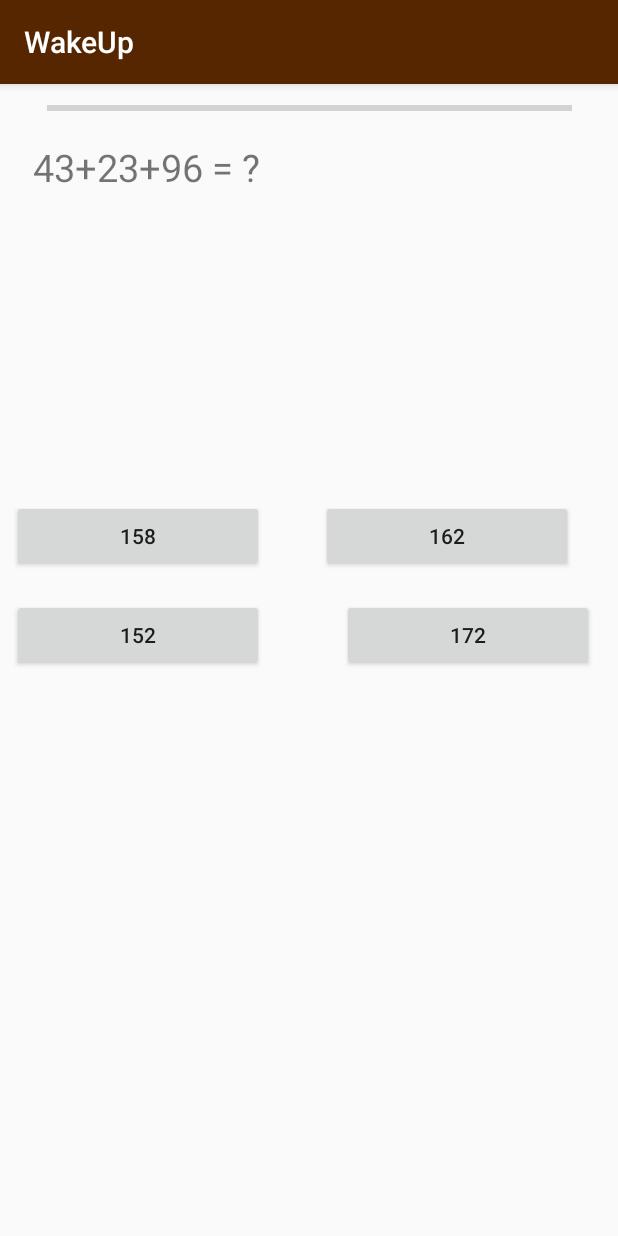
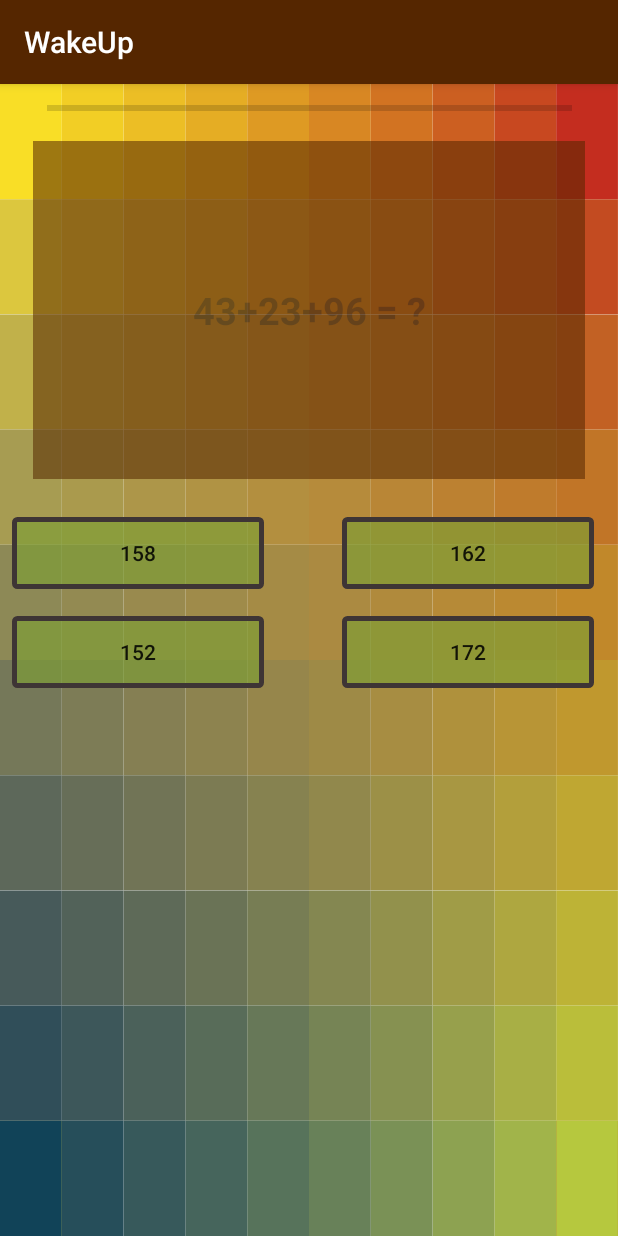
Before and after one commit to dlobato85/WakeUp, an Android app: the QuestionActivity screen opened directly, with no data from a screen before it, on a phone screen of 412 x 824 dp. Run offline under Robolectric (Android 15) with nearby library versions, the phone set to English and light mode, and no system bars.

Commit message:
Working Alarm: Design Question Activity

```diff
--- a/app/src/main/java/com/dustin_domas_assignment/wakeup/RingtonePlayingService.java
+++ b/app/src/main/java/com/dustin_domas_assignment/wakeup/RingtonePlayingService.java
@@ -80,7 +80,7 @@ public class RingtonePlayingService extends Service {
                 .setContentTitle("ALARM IS GOING OFF")
                 .setContentText("Click me")
                 .setContentIntent(pending_main)
-                .setSmallIcon(R.mipmap.ic_launcher)
+                .setSmallIcon(R.drawable.addalarm)
                 .setAutoCancel(true)
                 .build();
 
--- a/app/src/main/res/drawable/border.xml
+++ b/app/src/main/res/drawable/border.xml
@@ -4,7 +4,7 @@
     <corners android:radius="2dp" />
     <stroke
         android:width="3dp"
-        android:color="#000000"
+        android:color="#3E3535"
 
         />
     <solid android:color="@color/colorBorderBackground" />
--- a/app/src/main/res/layout/question_activity.xml
+++ b/app/src/main/res/layout/question_activity.xml
@@ -7,16 +7,19 @@
     android:layout_height="match_parent"
     android:orientation="horizontal">
 
+
     <android.support.constraint.ConstraintLayout
         android:id="@+id/constraint1"
         android:layout_width="match_parent"
-        android:layout_height="match_parent">
+        android:layout_height="match_parent"
+        android:background="@drawable/ic_dot">
+
+
 
         <TextView
             android:id="@+id/textQuestion"
             android:layout_width="368dp"
             android:layout_height="225dp"
-            android:layout_marginBottom="20dp"
             android:layout_marginLeft="8dp"
             android:layout_marginRight="8dp"
             android:layout_marginTop="14dp"
@@ -24,7 +27,15 @@
             android:textSize="25sp"
             app:layout_constraintLeft_toLeftOf="parent"
             app:layout_constraintRight_toRightOf="parent"
-            app:layout_constraintTop_toBottomOf="@+id/timeBar" />
+            app:layout_constraintTop_toBottomOf="@+id/timeBar"
+            android:layout_marginStart="8dp"
+            android:layout_marginEnd="8dp"
+
+            android:background="@color/colorPrimaryDark"
+            android:alpha=".55"
+            android:textStyle="bold"
+            android:gravity="center"
+            android:textColor="@color/colorText"/>
 
         <ProgressBar
             android:id="@+id/timeBar"
@@ -36,17 +47,22 @@
             android:layout_marginRight="8dp"
             app:layout_constraintRight_toRightOf="parent"
             app:layout_constraintTop_toTopOf="parent"
-            android:layout_marginTop="8dp" />
+            android:layout_marginTop="8dp"
+            android:layout_marginStart="8dp"
+            android:layout_marginEnd="8dp" />
 
         <Button
             android:id="@+id/optionA_button"
             android:layout_width="168dp"
             android:layout_height="wrap_content"
             android:layout_marginLeft="8dp"
-            android:layout_marginTop="14dp"
+            android:layout_marginTop="25dp"
             android:text="Button"
             app:layout_constraintLeft_toLeftOf="parent"
-            app:layout_constraintTop_toBottomOf="@+id/textQuestion" />
+            app:layout_constraintTop_toBottomOf="@+id/textQuestion"
+            android:layout_marginStart="8dp"
+
+            android:background="@drawable/border"/>
 
         <Button
             android:id="@+id/optionB_button"
@@ -54,11 +70,16 @@
             android:layout_height="wrap_content"
             android:layout_marginLeft="16dp"
             android:layout_marginRight="8dp"
-            android:layout_marginTop="14dp"
+            android:layout_marginTop="25dp"
             android:text="Button"
             app:layout_constraintLeft_toRightOf="@+id/optionA_button"
             app:layout_constraintRight_toRightOf="parent"
-            app:layout_constraintTop_toBottomOf="@+id/textQuestion" />
+            app:layout_constraintTop_toBottomOf="@+id/textQuestion"
+            android:layout_marginStart="16dp"
+            android:layout_marginEnd="8dp"
+            app:layout_constraintHorizontal_bias="0.813"
+
+            android:background="@drawable/border"/>
 
         <Button
             android:id="@+id/optionC_button"
@@ -71,7 +92,11 @@
             app:layout_constraintLeft_toLeftOf="parent"
             app:layout_constraintRight_toLeftOf="@+id/optionD_button"
             android:layout_marginRight="8dp"
-            app:layout_constraintHorizontal_bias="0.0" />
+            app:layout_constraintHorizontal_bias="0.0"
+            android:layout_marginStart="8dp"
+            android:layout_marginEnd="8dp"
+
+            android:background="@drawable/border"/>
 
         <Button
             android:id="@+id/optionD_button"
@@ -81,7 +106,10 @@
             android:layout_marginRight="16dp"
             app:layout_constraintRight_toRightOf="parent"
             android:layout_marginTop="18dp"
-            app:layout_constraintTop_toBottomOf="@+id/optionB_button" />
+            app:layout_constraintTop_toBottomOf="@+id/optionB_button"
+            android:layout_marginEnd="16dp"
+
+            android:background="@drawable/border"/>
 
     </android.support.constraint.ConstraintLayout>
 </LinearLayout>
--- a/app/src/main/res/values/colors.xml
+++ b/app/src/main/res/values/colors.xml
@@ -5,5 +5,6 @@
     <color name="colorAccent">#803315</color>
     <color name="colorPrimary2">#A6552600</color>
     <color name="colorBorderBackground">#A67D9F35</color>
+    <color name="colorText">#1A0808</color>
 
 </resources>
```
Also changed, not shown: app/src/main/res/layout/activity_main.xml (+1 -22 lines).
